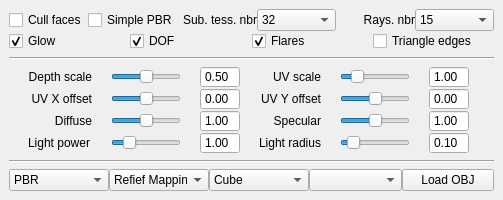
kmkolasinski/AwesomeBump, file Sources/dockwidget3dsettings.ui: the form before one commit.
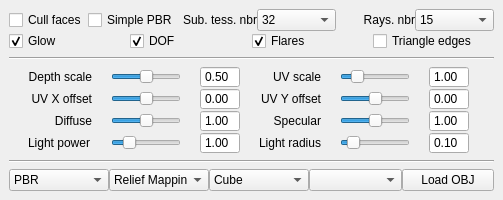
The form after the commit.

Commit message: Fixing typo noticed in #62.

```diff
--- a/Sources/dockwidget3dsettings.ui
+++ b/Sources/dockwidget3dsettings.ui
@@ -987,7 +987,7 @@
         </property>
         <item>
          <property name="text">
-          <string>Refief Mapping</string>
+          <string>Relief Mapping</string>
          </property>
         </item>
         <item>
```
